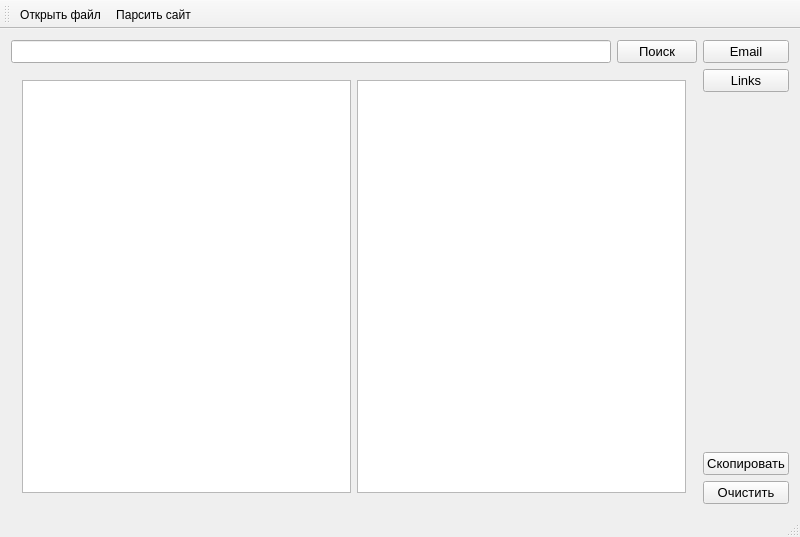
Before: the Qt Designer form mainwindow.ui in Vladimirsky555/RegExp, drawn with Qt 5.
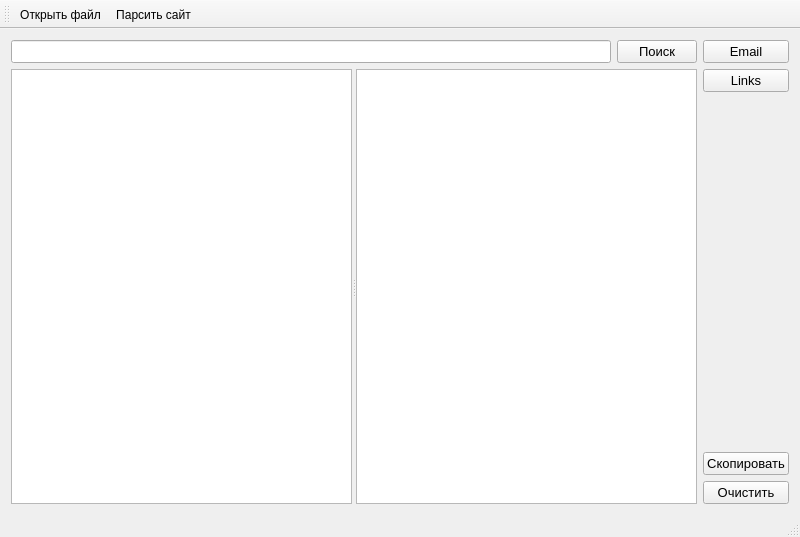
After: the same form once the commit is applied. Icons and pictures are not drawn.

Commit message: Add slider to MainWindow

The edit to the form file:
```diff
--- a/mainwindow.ui
+++ b/mainwindow.ui
@@ -14,7 +14,7 @@
    <string>MainWindow</string>
   </property>
   <widget class="QWidget" name="centralWidget">
-   <layout class="QHBoxLayout" name="horizontalLayout_3">
+   <layout class="QHBoxLayout" name="horizontalLayout_2">
     <item>
      <layout class="QVBoxLayout" name="verticalLayout_2">
       <item>
@@ -58,21 +58,13 @@
         <property name="orientation">
          <enum>Qt::Horizontal</enum>
         </property>
-        <widget class="QWidget" name="layoutWidget">
-         <layout class="QHBoxLayout" name="horizontalLayout_2">
-          <item>
            <widget class="QTextEdit" name="edtText"/>
-          </item>
-          <item>
            <widget class="QListWidget" name="lstWindow">
             <property name="font">
              <font>
               <pointsize>10</pointsize>
              </font>
             </property>
-           </widget>
-          </item>
-         </layout>
         </widget>
        </widget>
       </item>
```
Lines whose indentation alone changed are shown as unchanged.
